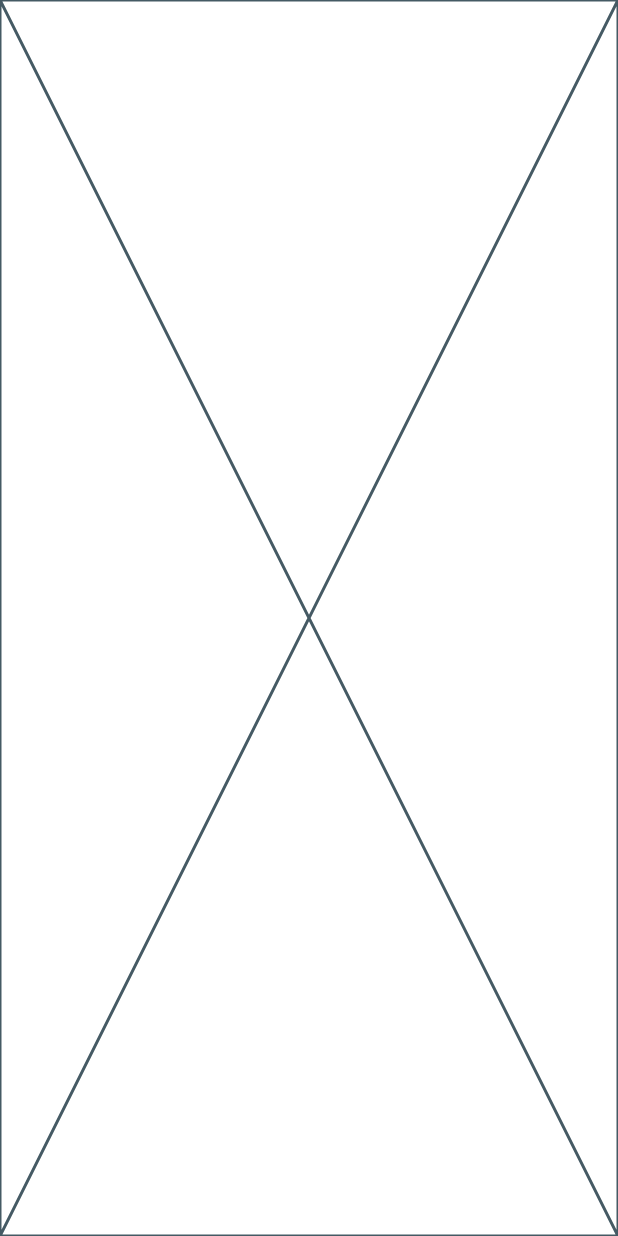
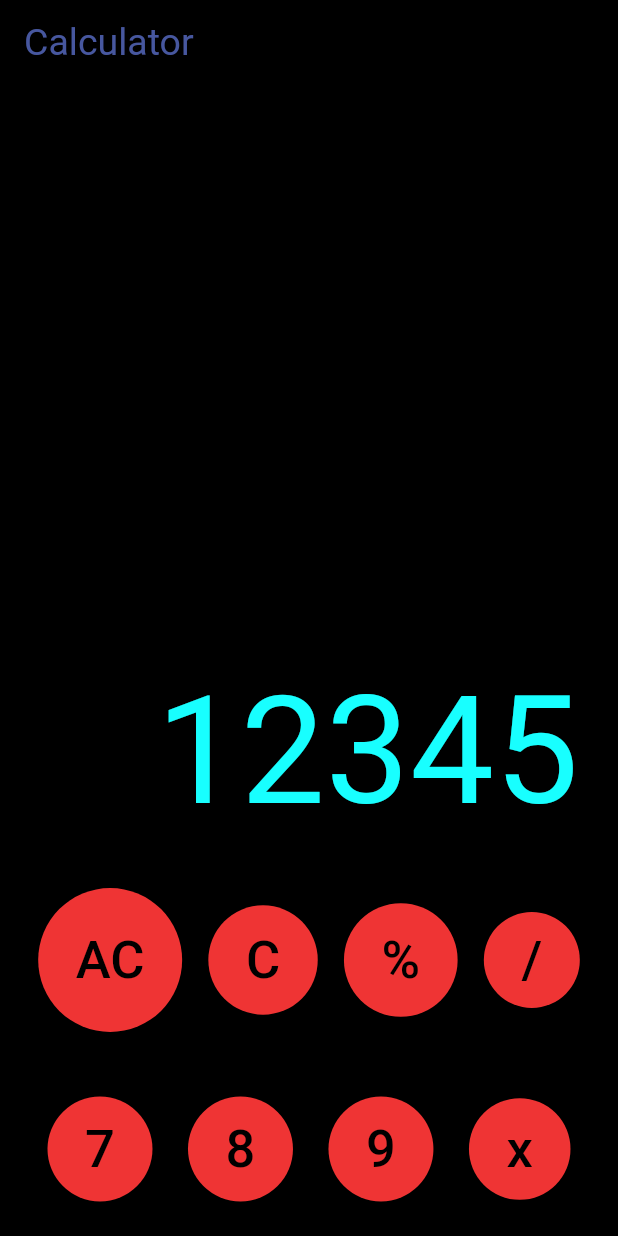
Before and after one commit to im-nilesh/calculator, a Flutter app: the screen it shows after launch, on a phone screen of 412 x 824 dp. Run offline on Flutter 3.47's test engine with Material 3 defaults, Android fonts, the phone set to English and light mode, and no system bars.

Commit message:
Adding Buttons

```diff
--- a/lib/main.dart
+++ b/lib/main.dart
@@ -12,7 +12,8 @@ class MyApp extends StatelessWidget {
     return MaterialApp(
       title: 'Calculator',
       theme: ThemeData.dark(),
-      home: const Calculator(),
+      debugShowCheckedModeBanner: false,
+      home: Calculator(),
     );
   }
 }
@@ -25,8 +26,95 @@ class Calculator extends StatefulWidget {
 }
 
 class _CalculatorState extends State<Calculator> {
+  dynamic displaytxt = 20;
+  //Button Widget
+  Widget calcbutton(String btntxt, Color btncolor, Color txtcolor) {
+    return Container(
+      margin: const EdgeInsets.all(8),
+      child: ElevatedButton(
+        onPressed: () {
+          // Handle button press
+        },
+        child: Text(
+          btntxt,
+          style: TextStyle(fontSize: 35, color: txtcolor),
+        ),
+        style: ElevatedButton.styleFrom(
+          backgroundColor: btncolor, // Button background color
+          shape: const CircleBorder(), // Circular shape
+          padding: const EdgeInsets.all(25), // Padding inside the button
+        ),
+      ),
+    );
+  }
+
   @override
   Widget build(BuildContext context) {
-    return const Placeholder();
+    return Scaffold(
+      backgroundColor: Colors.black,
+      appBar: AppBar(
+        title: const Text('Calculator'),
+        backgroundColor: Colors.black,
+        titleTextStyle: const TextStyle(
+            color: Color.fromARGB(166, 109, 134, 245), fontSize: 25),
+      ),
+      body: Padding(
+        padding: EdgeInsets.symmetric(horizontal: 16),
+        child: Column(
+          mainAxisAlignment: MainAxisAlignment.end,
+          children: [
+            //display
+            const SingleChildScrollView(
+              scrollDirection: Axis.vertical,
+              child: Row(
+                mainAxisAlignment: MainAxisAlignment.end,
+                children: [
+                  Padding(
+                    padding: const EdgeInsets.all(10.0),
+                    child: Text(
+                      '12345',
+                      textAlign: TextAlign.left,
+                      style: TextStyle(
+                        color: Colors.cyanAccent,
+                        fontSize: 100,
+                      ),
+                    ),
+                  ),
+                ],
+              ),
+            ),
+            Row(
+              mainAxisAlignment: MainAxisAlignment.spaceEvenly,
+              children: <Widget>[
+                calcbutton(
+                    "AC", const Color.fromARGB(255, 239, 52, 52), Colors.black),
+                calcbutton(
+                    "C", const Color.fromARGB(255, 239, 52, 52), Colors.black),
+                calcbutton(
+                    "%", const Color.fromARGB(255, 239, 52, 52), Colors.black),
+                calcbutton(
+                    "/", const Color.fromARGB(255, 239, 52, 52), Colors.black),
+              ],
+            ),
+            const SizedBox(
+              height: 10,
+            ),
+            Row(
+              mainAxisAlignment: MainAxisAlignment.spaceEvenly,
+              children: <Widget>[
+                calcbutton(
+                    "7", const Color.fromARGB(255, 239, 52, 52), Colors.black),
+                calcbutton(
+                    "8", const Color.fromARGB(255, 239, 52, 52), Colors.black),
+                calcbutton(
+                    "9", const Color.fromARGB(255, 239, 52, 52), Colors.black),
+                calcbutton(
+                    "x", const Color.fromARGB(255, 239, 52, 52), Colors.black),
+              ],
+            ),
+          ],
+        ),
+      ),
+    );
   }
 }
```
